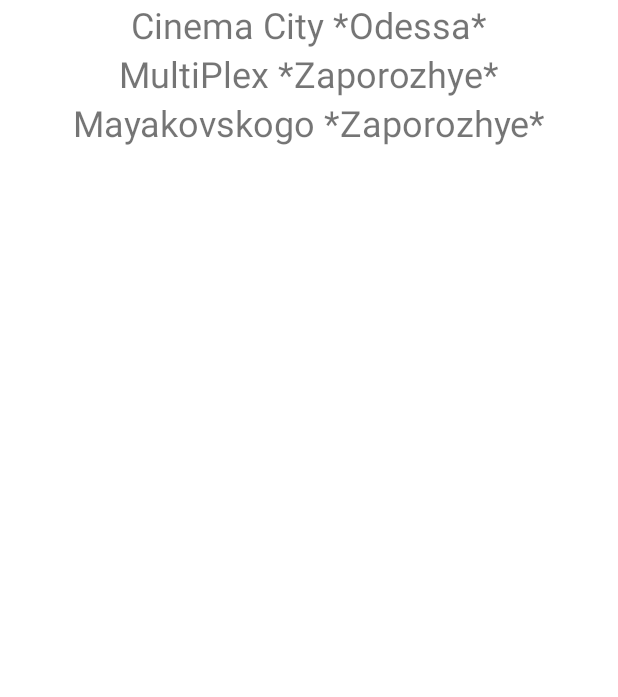
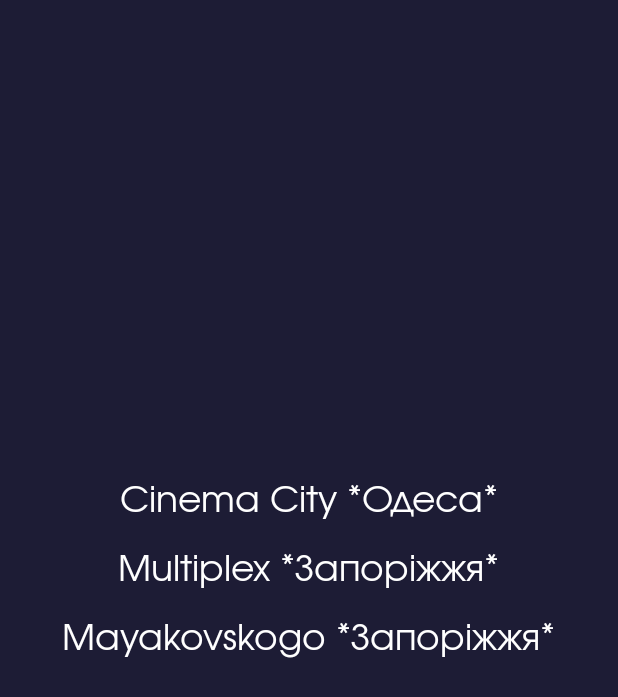
Before and after one commit to faa0/NearbyMovies, an Android app: the ChooseFragment screen opened through its navigation route, on a phone screen of 412 x 824 dp. Shown: the top 697 px of the screen. Run offline under Robolectric (Android 15) with nearby library versions, the phone set to English and light mode, and no system bars; our stand-ins replace Room's generated code; network calls fail; pictures from the network do not load; 1 statement that could not run was skipped.

```diff
--- a/app/src/main/java/com/fara/nearbymovies/ui/fragment/ChooseFragment.kt
+++ b/app/src/main/java/com/fara/nearbymovies/ui/fragment/ChooseFragment.kt
@@ -4,7 +4,9 @@ import android.os.Bundle
 import android.view.LayoutInflater
 import android.view.View
 import android.view.ViewGroup
+import androidx.activity.OnBackPressedCallback
 import androidx.fragment.app.Fragment
+import androidx.navigation.fragment.findNavController
 import com.fara.nearbymovies.R
 import com.fara.nearbymovies.adapter.PremiereAdapter
 import com.fara.nearbymovies.databinding.FragmentChooseBinding
@@ -20,6 +22,7 @@ class ChooseFragment : Fragment(R.layout.fragment_choose) {
     private lateinit var bind: FragmentChooseBinding
     private lateinit var movieViewModel: MovieViewModel
     private lateinit var premiereAdapter: PremiereAdapter
+    private var cinemaTitle = "CinemaCity"
 
     override fun onCreateView(
         inflater: LayoutInflater,
@@ -42,6 +45,7 @@ class ChooseFragment : Fragment(R.layout.fragment_choose) {
                     viewLifecycleOwner,
                     { premiereAdapter.differ.submitList(it) })
                 movieViewModel.cinema = 0
+                cinemaTitle = "CinemaCity"
             }
 
             tvMultiplex.setOnClickListener {
@@ -52,6 +56,7 @@ class ChooseFragment : Fragment(R.layout.fragment_choose) {
                 movieViewModel.premiereLiveData.observe(viewLifecycleOwner,
                     { premiereAdapter.differ.submitList(it) })
                 movieViewModel.cinema = 1
+                cinemaTitle = "Multiplex"
             }
 
             tvMayakovskiy.setOnClickListener {
@@ -63,9 +68,29 @@ class ChooseFragment : Fragment(R.layout.fragment_choose) {
                     viewLifecycleOwner,
                     { premiereAdapter.differ.submitList(it) })
                 movieViewModel.cinema = 2
+                cinemaTitle = "Mayakovskogo"
             }
         }
 
+        onBackPressed()
+
         return bind.root
     }
+
+    private fun onBackPressed() {
+        requireActivity()
+            .onBackPressedDispatcher
+            .addCallback(viewLifecycleOwner, object : OnBackPressedCallback(true) {
+                override fun handleOnBackPressed() {
+                    val bundle = Bundle().apply {
+                        putString("cinemaTitle", cinemaTitle)
+                    }
+                    findNavController().navigate(
+                        R.id.action_chooseFragment_to_premiereFragment,
+                        bundle
+                    )
+                }
+            }
+            )
+    }
 }
--- a/app/src/main/java/com/fara/nearbymovies/ui/fragment/PremiereFragment.kt
+++ b/app/src/main/java/com/fara/nearbymovies/ui/fragment/PremiereFragment.kt
@@ -29,6 +29,7 @@ class PremiereFragment : Fragment(R.layout.fragment_premiere) {
     private lateinit var soonAdapter: SoonAdapter
     private var positionOfSoonPager = 0
     private var state = false
+    private lateinit var cinemaTitle: String
     private val args: PremiereFragmentArgs by navArgs()
 
     override fun onCreateView(
@@ -42,6 +43,7 @@ class PremiereFragment : Fragment(R.layout.fragment_premiere) {
         setupPremiereRecyclerView()
 
         state = args.state
+        cinemaTitle = args.cinemaTitle
 
         movieViewModel.apply {
             soonLiveData.observe(viewLifecycleOwner, { soonAdapter.differ.submitList(it) })
@@ -128,6 +130,8 @@ class PremiereFragment : Fragment(R.layout.fragment_premiere) {
             )
         }
 
+        bind.tvCity.text = cinemaTitle
+
         onBackPressed()
 
         return bind.root
--- a/app/src/main/res/layout/fragment_choose.xml
+++ b/app/src/main/res/layout/fragment_choose.xml
@@ -2,14 +2,19 @@
 <androidx.constraintlayout.widget.ConstraintLayout xmlns:android="http://schemas.android.com/apk/res/android"
     xmlns:app="http://schemas.android.com/apk/res-auto"
     android:layout_width="match_parent"
+    android:background="@color/purple_500"
     android:layout_height="match_parent">
 
     <TextView
         android:id="@+id/tvCinemaCity"
         android:layout_width="wrap_content"
         android:layout_height="wrap_content"
-        android:text="Cinema City *Odessa*"
+        android:fontFamily="@font/evolventa_regular"
+        android:text="Cinema City *Одеса*"
+        android:textColor="@color/white"
+        app:layout_constraintBottom_toBottomOf="parent"
         android:textSize="24sp"
+        app:layout_constraintVertical_bias="0.4"
         app:layout_constraintEnd_toEndOf="parent"
         app:layout_constraintStart_toStartOf="parent"
         app:layout_constraintTop_toTopOf="parent" />
@@ -18,7 +23,10 @@
         android:id="@+id/tvMultiplex"
         android:layout_width="wrap_content"
         android:layout_height="wrap_content"
-        android:text="MultiPlex *Zaporozhye*"
+        android:layout_marginTop="16dp"
+        android:fontFamily="@font/evolventa_regular"
+        android:text="Multiplex *Запорiжжя*"
+        android:textColor="@color/white"
         android:textSize="24sp"
         app:layout_constraintEnd_toEndOf="parent"
         app:layout_constraintStart_toStartOf="parent"
@@ -28,7 +36,10 @@
         android:id="@+id/tvMayakovskiy"
         android:layout_width="wrap_content"
         android:layout_height="wrap_content"
-        android:text="Mayakovskogo *Zaporozhye*"
+        android:layout_marginTop="16dp"
+        android:fontFamily="@font/evolventa_regular"
+        android:text="Mayakovskogo *Запорiжжя*"
+        android:textColor="@color/white"
         android:textSize="24sp"
         app:layout_constraintEnd_toEndOf="parent"
         app:layout_constraintStart_toStartOf="parent"
--- a/app/src/main/res/layout/fragment_compare.xml
+++ b/app/src/main/res/layout/fragment_compare.xml
@@ -11,6 +11,8 @@
         android:layout_width="wrap_content"
         android:layout_height="wrap_content"
         android:text="TextView"
+        android:layout_marginTop="8dp"
+        android:fontFamily="@font/evolventa_regular"
         android:textColor="@color/white"
         android:textSize="24sp"
         app:layout_constraintEnd_toEndOf="parent"
--- a/app/src/main/res/navigation/movie_nav_graph.xml
+++ b/app/src/main/res/navigation/movie_nav_graph.xml
@@ -39,6 +39,10 @@
             app:exitAnim="@anim/slide_out_left"
             app:popEnterAnim="@anim/slide_in_left"
             app:popExitAnim="@anim/slide_out_right" />
+        <argument
+            android:name="cinemaTitle"
+            android:defaultValue="CinemaCity "
+            app:argType="string" />
     </fragment>
     <fragment
         android:id="@+id/detailFragment"
@@ -74,7 +78,15 @@
     <fragment
         android:id="@+id/chooseFragment"
         android:name="com.fara.nearbymovies.ui.fragment.ChooseFragment"
-        android:label="ChooseFragment" />
+        android:label="ChooseFragment">
+        <action
+            android:id="@+id/action_chooseFragment_to_premiereFragment"
+            app:destination="@id/premiereFragment"
+            app:enterAnim="@anim/slide_in_left"
+            app:exitAnim="@anim/slide_out_right"
+            app:popEnterAnim="@anim/slide_in_right"
+            app:popExitAnim="@anim/slide_out_left" />
+    </fragment>
     <fragment
         android:id="@+id/compareFragment"
         android:name="com.fara.nearbymovies.ui.fragment.CompareFragment"
```
Also changed, not shown: app/src/main/java/com/fara/nearbymovies/ui/fragment/DetailFragment.kt (+9 -0 lines).
